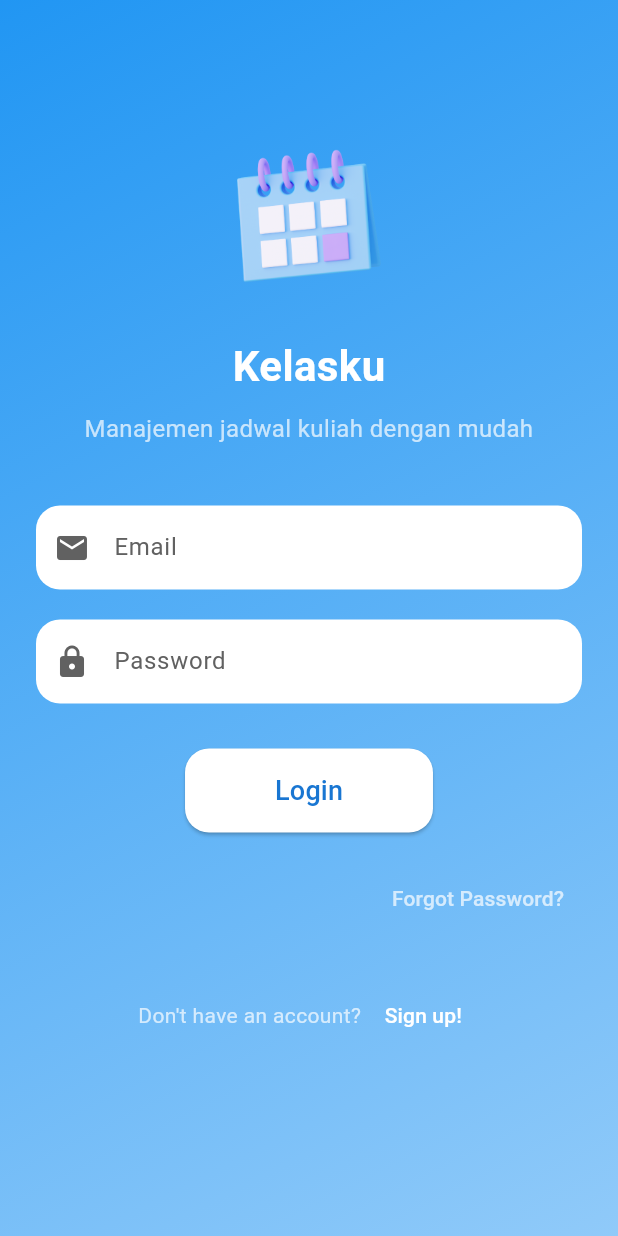
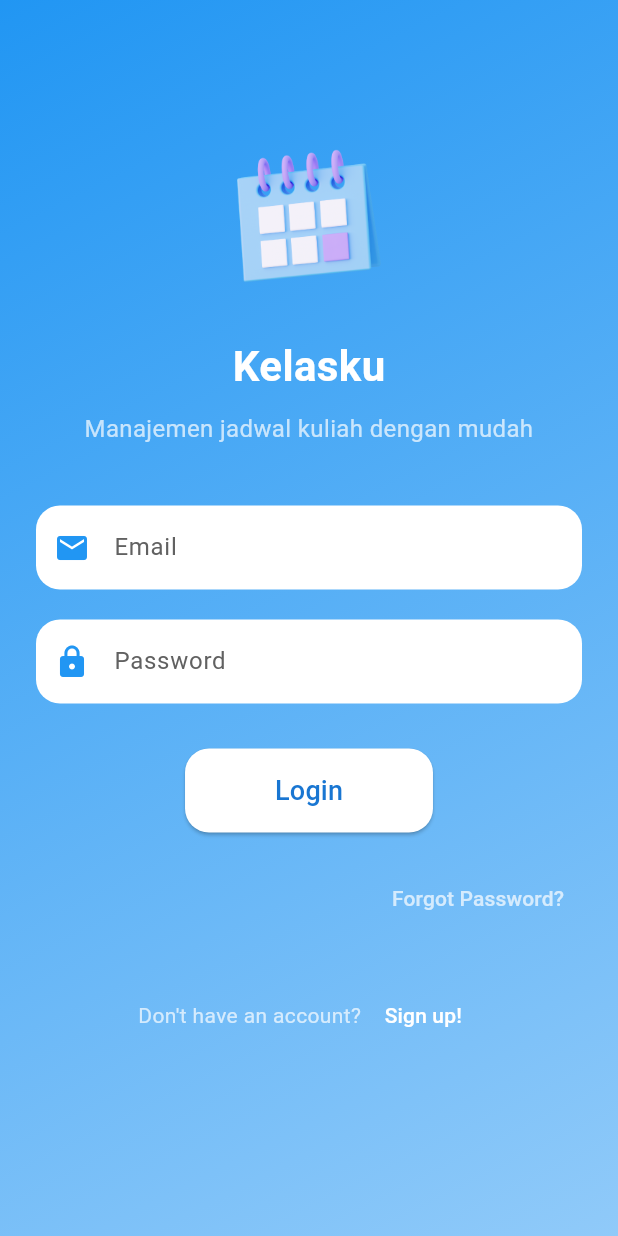
Before and after one commit to lioneladitya/aplikasi-jadwal-kuliah, a Flutter app: the screen it shows after launch, on a phone screen of 412 x 824 dp. Run offline on Flutter 3.47's test engine with Material 3 defaults, Android fonts, the phone set to English and light mode, and no system bars; our stand-ins replace cloud_firestore, firebase_auth, firebase_core, get; accounts and stored records are empty.

Commit message:
merubah warna icon email dan password di menu login

```diff
--- a/lib/app/modules/login/views/login_view.dart
+++ b/lib/app/modules/login/views/login_view.dart
@@ -60,7 +60,7 @@ class LoginView extends GetView<LoginController> {
                     fillColor: Colors.white,
                     hintText: "Email",
                     hintStyle: TextStyle(color: Colors.grey.shade700),
-                    prefixIcon: Icon(Icons.email, color: Colors.grey.shade700),
+                    prefixIcon: Icon(Icons.email, color: Colors.blue),
                     border: OutlineInputBorder(
                       borderRadius: BorderRadius.circular(16),
                       borderSide: BorderSide.none,
@@ -77,7 +77,7 @@ class LoginView extends GetView<LoginController> {
                     fillColor: Colors.white,
                     hintText: "Password",
                     hintStyle: TextStyle(color: Colors.grey.shade700),
-                    prefixIcon: Icon(Icons.lock, color: Colors.grey.shade700),
+                    prefixIcon: Icon(Icons.lock, color: Colors.blue),
                     border: OutlineInputBorder(
                       borderRadius: BorderRadius.circular(16),
                       borderSide: BorderSide.none,
```
